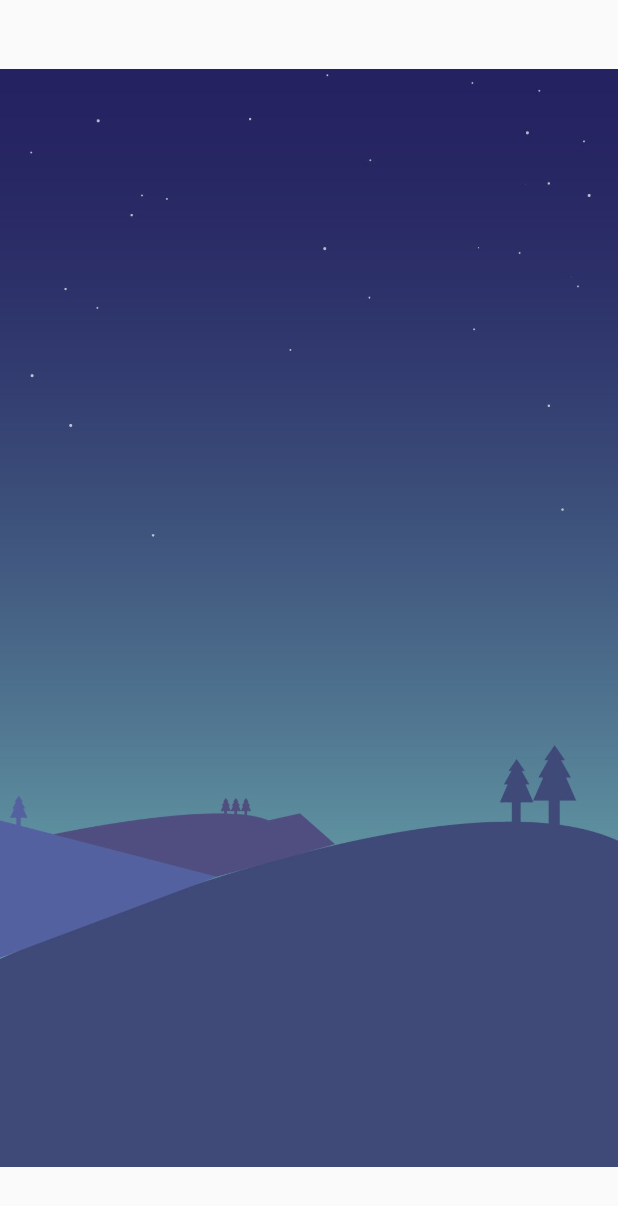
After one commit to bationo/android_jk_new, an Android app: the WelcomeActivity screen opened directly, with no data from a screen before it, on a phone screen of 412 x 824 dp. The commit adds this screen. Shown: the top 1206 px of the screen. Run offline under Robolectric (Android 15) with nearby library versions, the phone set to English and light mode, and no system bars; libraries missing offline, so code that uses them is left out: com.afollestad.materialdialogs, org.greenrobot.greendao; network calls fail; 5 statements that could not run were skipped.

Commit message:
===： * 增加了加载页面，每次进入时会通过加载页面解析文件并存入数据库

```diff
--- a/app/src/main/java/com/hlct/android/DataCache/DataCache.java
+++ b/app/src/main/java/com/hlct/android/DataCache/DataCache.java
@@ -16,10 +16,28 @@ public class DataCache {
     private static ACache aCache;
 
     /**
+     * 储存文件解析结果.
+     *
+     * @param context getApplicationCo.
+     * @param key     存储结果的key.
+     * @param result  结果.
+     */
+    public static void saveParseResult(Context context, String key, boolean result) {
+        aCache = ACache.get(context);
+        aCache.put(key, result);
+    }
+
+    public static boolean getParseResult(Context context, String key) {
+        aCache = ACache.get(context);
+        boolean b = (boolean) aCache.getAsObject(key);
+        return b;
+    }
+
+    /**
      * 存储一个User对象到缓存中,一周后自动失效.
      *
      * @param context getApplicationContext().
-     * @param key     储存User的名字.
+     * @param key     储存User的key.
      * @param user    User对象.
      */
     public static void saveUser(Context context, String key, User user) {
@@ -31,7 +49,7 @@ public class DataCache {
      * 读取一个User对象,如果不存在则抛出空指针异常.
      *
      * @param context getApplicationContext().
-     * @param key     储存User的名字.
+     * @param key     储存User的key.
      * @return User对象.
      */
     public static User readUser(Context context, String key) throws NullPointerException {
--- /dev/null
+++ b/app/src/main/java/com/hlct/android/activity/WelcomeActivity.java
@@ -0,0 +1,130 @@
+package com.hlct.android.activity;
+
+import android.content.Intent;
+import android.os.AsyncTask;
+import android.os.Bundle;
+import android.support.v7.app.AppCompatActivity;
+import android.view.Window;
+import android.view.WindowManager;
+
+import com.afollestad.materialdialogs.MaterialDialog;
+import com.google.gson.Gson;
+import com.hlct.android.DataCache.DataCache;
+import com.hlct.android.R;
+import com.hlct.android.bean.Detail;
+import com.hlct.android.bean.PropertyPlan;
+import com.hlct.android.bean.User;
+import com.hlct.android.greendao.DaoSession;
+import com.hlct.android.util.ActivityUtils;
+import com.hlct.android.util.FileUtils;
+
+import java.io.IOException;
+
+import static com.hlct.android.constant.DatabaseConstant.DATACHCHE_FILE_RESULT;
+import static com.hlct.android.constant.DatabaseConstant.FILE_PATH;
+import static com.hlct.android.constant.DatabaseConstant.setupDatabase;
+
+public class WelcomeActivity extends AppCompatActivity {
+    //等待的Dialog
+    private MaterialDialog materialDialog = null;
+    //时间戳
+    private String date = FileUtils.getDate();
+    //Dao对象的管理者
+    private static DaoSession daoSession;
+
+    @Override
+    protected void onCreate(Bundle savedInstanceState) {
+        //去掉Title
+        requestWindowFeature(Window.FEATURE_NO_TITLE);
+        super.onCreate(savedInstanceState);
+        ActivityUtils.getInstance().addActivity(this);
+        setContentView(R.layout.activity_welcome);
+        //设为全屏
+        getWindow().setFlags(WindowManager.LayoutParams.FLAG_FULLSCREEN,
+                WindowManager.LayoutParams.FLAG_FULLSCREEN);
+        //初始化数据库
+        daoSession = setupDatabase(this, daoSession);
+        //解析文件并存入数据库
+        mAsyncTask mAsyncTask = new mAsyncTask();
+        mAsyncTask.execute();
+    }
+
+    private class mAsyncTask extends AsyncTask<String, Integer, String> {
+
+        /**
+         * 执行后台任务前的UI操作
+         */
+        @Override
+        protected void onPreExecute() {
+            materialDialog = new MaterialDialog.Builder(WelcomeActivity.this)
+                    .title("提示")
+                    .content("正在加载,请稍后")
+                    .progress(true, 0)
+                    .cancelable(false)
+                    .show();
+        }
+
+        /**
+         * 后台任务
+         *
+         * @param strings
+         * @return string
+         */
+        @Override
+        protected String doInBackground(String... strings) {
+            String str;
+            Gson gson = new Gson();
+            PropertyPlan p = new PropertyPlan();
+            boolean flag = false;
+            try {
+                //解析文件
+                str = FileUtils.readFile(FILE_PATH + date + "WDRW.txt");
+                p = gson.fromJson(str, PropertyPlan.class);
+
+                //清空当前数据库
+                daoSession.deleteAll(User.class);
+                daoSession.deleteAll(Detail.class);
+                //存入数据库
+                for (int i = 0; i < p.getUser().size(); i++) {
+                    daoSession.insert(p.getUser().get(i));
+                }
+                for (int i = 0; i < p.getDetail().size(); i++) {
+                    daoSession.insert(p.getDetail().get(i));
+                }
+                flag = true;
+            } catch (IOException e) {
+                flag = false;
+                e.printStackTrace();
+            } catch (NullPointerException e) {
+                flag = false;
+                e.printStackTrace();
+            }
+
+            //将解析结果放入缓存
+            DataCache.saveParseResult(getApplicationContext(), DATACHCHE_FILE_RESULT, flag);
+
+            return null;
+        }
+
+        /**
+         * 后台任务完成后
+         *
+         * @param s
+         */
+        @Override
+        protected void onPostExecute(String s) {
+            Intent intent = new Intent();
+            intent.setClass(WelcomeActivity.this, LoginActivity.class);
+            startActivity(intent);
+            finish();
+        }
+    }
+
+    @Override
+    protected void onDestroy() {
+        if (materialDialog != null) {
+            materialDialog.dismiss();
+        }
+        super.onDestroy();
+    }
+}
--- a/app/src/main/java/com/hlct/android/constant/DatabaseConstant.java
+++ b/app/src/main/java/com/hlct/android/constant/DatabaseConstant.java
@@ -1,4 +1,10 @@
 package com.hlct.android.constant;
+
+import android.content.Context;
+import android.database.sqlite.SQLiteDatabase;
+
+import com.hlct.android.greendao.DaoMaster;
+import com.hlct.android.greendao.DaoSession;
 
 /**
  * Created by mengyuan.cheng on 2017/6/15.
@@ -24,4 +30,23 @@ public class DatabaseConstant {
      * User对象的缓存名称.
      */
     public static final String DATACHCHE_USER = "LoginUser";
+    /**
+     * 文件解析结果的缓存名称.
+     */
+    public static final String DATACHCHE_FILE_RESULT = "FileResult";
+
+    public static DaoSession setupDatabase(Context context, DaoSession daoSession) {
+        //创建数据库
+        DaoMaster.DevOpenHelper helper =
+                new DaoMaster.DevOpenHelper(context, DatabaseConstant.DATABASE_NAME, null);
+        //获取可写数据库
+        SQLiteDatabase db = helper.getWritableDatabase();
+        //获取数据库对象
+        DaoMaster dm = new DaoMaster(db);
+        //获取Dao对象的管理者
+        daoSession = dm.newSession();
+
+        return daoSession;
+    }
+
 }
--- /dev/null
+++ b/app/src/main/res/layout/activity_welcome.xml
@@ -0,0 +1,22 @@
+<?xml version="1.0" encoding="utf-8"?>
+<android.support.design.widget.CoordinatorLayout
+    xmlns:android="http://schemas.android.com/apk/res/android"
+    xmlns:tools="http://schemas.android.com/tools"
+    android:layout_width="match_parent"
+    android:layout_height="match_parent"
+    tools:context="com.hlct.android.activity.WelcomeActivity">
+
+    <RelativeLayout
+        android:layout_width="match_parent"
+        android:layout_height="match_parent">
+
+
+
+        <ImageView
+            android:layout_width="match_parent"
+            android:layout_height="match_parent"
+            android:src="@drawable/welcome_bg"/>
+    </RelativeLayout>
+
+
+</android.support.design.widget.CoordinatorLayout>
--- a/app/src/main/res/values/strings.xml
+++ b/app/src/main/res/values/strings.xml
@@ -47,4 +47,5 @@
     <string name="assert_user">使用人：</string>
     <string name="assert_user_department">所属部门：</string>
     <string name="assert_user_unit">所属单位：</string>
+    <string name="title_activity_welcome">WelcomeActivity</string>
 </resources>
--- a/app/src/main/res/values/styles.xml
+++ b/app/src/main/res/values/styles.xml
@@ -9,7 +9,7 @@
 
     </style>
 
-    <style name="AppTheme.NoActionBar" >
+    <style name="AppTheme.NoActionBar">
         <item name="windowActionBar">false</item>
         <item name="windowNoTitle">true</item>
     </style>
```
Also changed, not shown: app/build.gradle (+5 -5 lines), app/src/main/AndroidManifest.xml (+10 -4 lines), app/src/main/java/com/hlct/android/activity/LoginActivity.java (+24 -63 lines), app/src/main/java/com/hlct/android/util/IntenetUtils.java (+10 -4 lines), app/src/main/res/drawable/welcome_bg.jpg (added).
